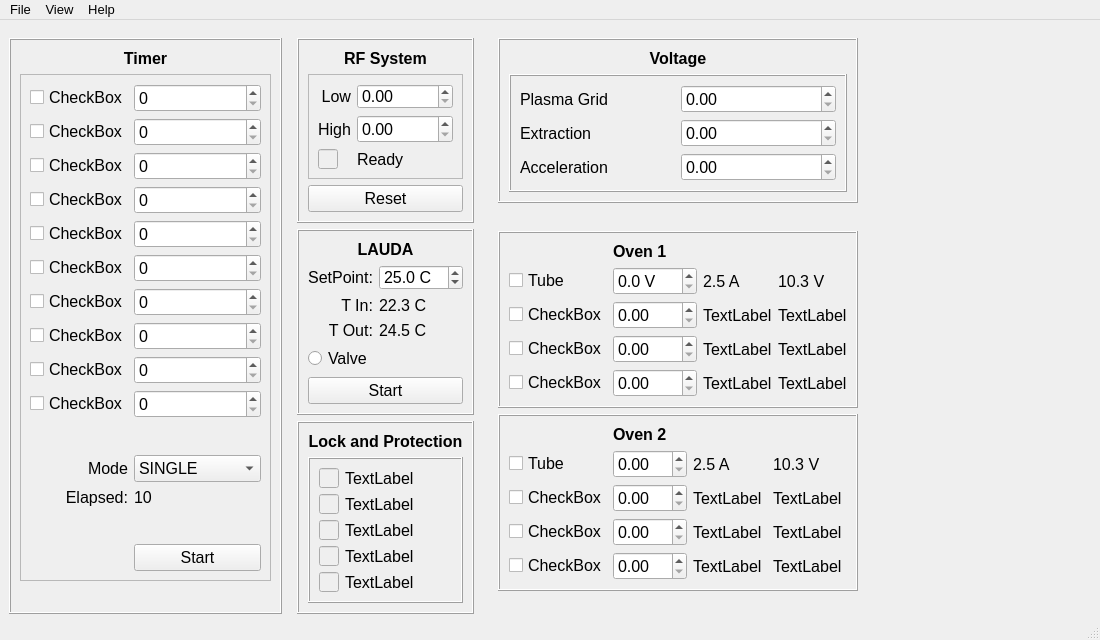
Before: the Qt Designer form PyIonSourceUI.ui in salinsalins/PyIonSourceUI, drawn with Qt 5.
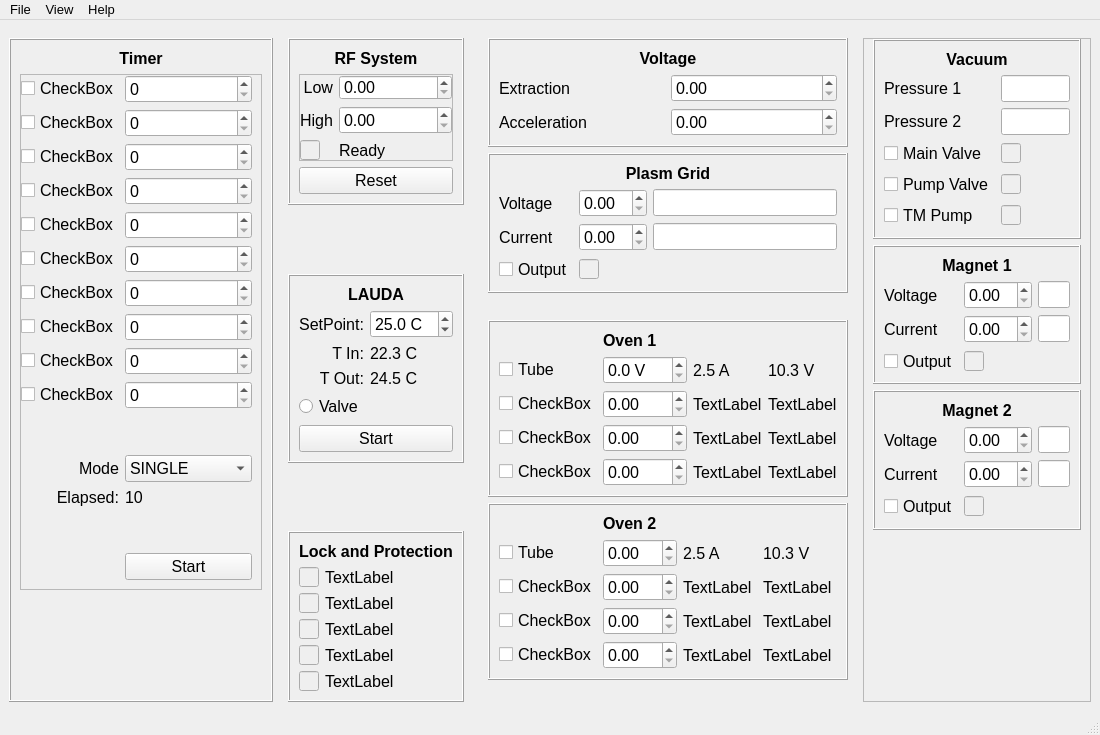
After: the same form once the commit is applied.

```diff
--- a/PyIonSourceUI.ui
+++ b/PyIonSourceUI.ui
@@ -7,7 +7,7 @@
     <x>0</x>
     <y>0</y>
     <width>1100</width>
-    <height>640</height>
+    <height>735</height>
    </rect>
   </property>
   <property name="sizePolicy">
@@ -100,6 +100,12 @@
               <enum>QFrame::Raised</enum>
              </property>
              <layout class="QGridLayout" name="gridLayout_2">
+              <property name="leftMargin">
+               <number>0</number>
+              </property>
+              <property name="topMargin">
+               <number>0</number>
+              </property>
               <item row="7" column="0">
                <widget class="QCheckBox" name="checkBox_13">
                 <property name="text">
@@ -342,6 +348,18 @@
                  <enum>QFrame::Raised</enum>
                 </property>
                 <layout class="QGridLayout" name="gridLayout_6">
+                 <property name="leftMargin">
+                  <number>0</number>
+                 </property>
+                 <property name="topMargin">
+                  <number>0</number>
+                 </property>
+                 <property name="rightMargin">
+                  <number>0</number>
+                 </property>
+                 <property name="bottomMargin">
+                  <number>0</number>
+                 </property>
                  <item row="1" column="1">
                   <widget class="QDoubleSpinBox" name="doubleSpinBox_2">
                    <property name="minimumSize">
@@ -678,12 +696,21 @@
               <item row="1" column="0">
                <widget class="QFrame" name="frame_16">
                 <property name="frameShape">
-                 <enum>QFrame::Box</enum>
+                 <enum>QFrame::NoFrame</enum>
                 </property>
                 <property name="frameShadow">
                  <enum>QFrame::Raised</enum>
                 </property>
                 <layout class="QGridLayout" name="gridLayout_10">
+                 <property name="leftMargin">
+                  <number>0</number>
+                 </property>
+                 <property name="topMargin">
+                  <number>0</number>
+                 </property>
+                 <property name="bottomMargin">
+                  <number>0</number>
+                 </property>
                  <item row="3" column="0">
                   <widget class="QLineEdit" name="lineEdit_3">
                    <property name="enabled">
@@ -987,42 +1014,169 @@
               <item>
                <widget class="QFrame" name="frame_18">
                 <property name="frameShape">
-                 <enum>QFrame::Box</enum>
+                 <enum>QFrame::NoFrame</enum>
                 </property>
                 <property name="frameShadow">
                  <enum>QFrame::Raised</enum>
                 </property>
                 <layout class="QGridLayout" name="gridLayout_4">
-                 <item row="4" column="1">
+                 <property name="leftMargin">
+                  <number>0</number>
+                 </property>
+                 <property name="topMargin">
+                  <number>0</number>
+                 </property>
+                 <property name="rightMargin">
+                  <number>0</number>
+                 </property>
+                 <property name="bottomMargin">
+                  <number>0</number>
+                 </property>
+                 <item row="3" column="1">
                   <widget class="QDoubleSpinBox" name="doubleSpinBox_14"/>
                  </item>
-                 <item row="2" column="1">
+                 <item row="1" column="1">
                   <widget class="QDoubleSpinBox" name="doubleSpinBox_13"/>
                  </item>
-                 <item row="1" column="1">
-                  <widget class="QDoubleSpinBox" name="doubleSpinBox_12"/>
-                 </item>
-                 <item row="1" column="0">
-                  <widget class="QLabel" name="label_45">
-                   <property name="text">
-                    <string>Plasma Grid</string>
-                   </property>
-                  </widget>
-                 </item>
-                 <item row="2" column="0">
-                  <widget class="QLabel" name="label_43">
-                   <property name="text">
-                    <string>Extraction</string>
-                   </property>
-                  </widget>
-                 </item>
-                 <item row="4" column="0">
+                 <item row="3" column="0">
                   <widget class="QLabel" name="label_44">
                    <property name="text">
                     <string>Acceleration</string>
                    </property>
                   </widget>
                  </item>
+                 <item row="1" column="0">
+                  <widget class="QLabel" name="label_43">
+                   <property name="text">
+                    <string>Extraction</string>
+                   </property>
+                  </widget>
+                 </item>
+                </layout>
+               </widget>
+              </item>
+             </layout>
+            </widget>
+           </item>
+           <item>
+            <widget class="QFrame" name="frame_26">
+             <property name="frameShape">
+              <enum>QFrame::Box</enum>
+             </property>
+             <property name="frameShadow">
+              <enum>QFrame::Raised</enum>
+             </property>
+             <layout class="QVBoxLayout" name="verticalLayout_16">
+              <item>
+               <widget class="QLabel" name="label_55">
+                <property name="font">
+                 <font>
+                  <weight>75</weight>
+                  <bold>true</bold>
+                 </font>
+                </property>
+                <property name="text">
+                 <string>Plasm Grid</string>
+                </property>
+                <property name="alignment">
+                 <set>Qt::AlignHCenter|Qt::AlignTop</set>
+                </property>
+               </widget>
+              </item>
+              <item>
+               <widget class="QFrame" name="frame_27">
+                <property name="frameShape">
+                 <enum>QFrame::NoFrame</enum>
+                </property>
+                <property name="frameShadow">
+                 <enum>QFrame::Raised</enum>
+                </property>
+                <layout class="QGridLayout" name="gridLayout_13">
+                 <property name="leftMargin">
+                  <number>0</number>
+                 </property>
+                 <property name="topMargin">
+                  <number>0</number>
+                 </property>
+                 <property name="rightMargin">
+                  <number>0</number>
+                 </property>
+                 <property name="bottomMargin">
+                  <number>0</number>
+                 </property>
+                 <item row="0" column="2">
+                  <widget class="QLineEdit" name="lineEdit_16"/>
+                 </item>
+                 <item row="1" column="1">
+                  <widget class="QDoubleSpinBox" name="doubleSpinBox_19"/>
+                 </item>
+                 <item row="1" column="2">
+                  <widget class="QLineEdit" name="lineEdit_17"/>
+                 </item>
+                 <item row="0" column="1">
+                  <widget class="QDoubleSpinBox" name="doubleSpinBox_20"/>
+                 </item>
+                 <item row="0" column="0">
+                  <widget class="QLabel" name="label_56">
+                   <property name="text">
+                    <string>Voltage</string>
+                   </property>
+                  </widget>
+                 </item>
+                 <item row="2" column="1">
+                  <widget class="QLineEdit" name="lineEdit_18">
+                   <property name="enabled">
+                    <bool>false</bool>
+                   </property>
+                   <property name="sizePolicy">
+                    <sizepolicy hsizetype="Fixed" vsizetype="Fixed">
+                     <horstretch>0</horstretch>
+                     <verstretch>0</verstretch>
+                    </sizepolicy>
+                   </property>
+                   <property name="minimumSize">
+                    <size>
+                     <width>20</width>
+                     <height>20</height>
+                    </size>
+                   </property>
+                   <property name="maximumSize">
+                    <size>
+                     <width>20</width>
+                     <height>20</height>
+                    </size>
+                   </property>
+                   <property name="baseSize">
+                    <size>
+                     <width>20</width>
+                     <height>20</height>
+                    </size>
+                   </property>
+                   <property name="mouseTracking">
+                    <bool>false</bool>
+                   </property>
+                   <property name="acceptDrops">
+                    <bool>false</bool>
+                   </property>
+                   <property name="text">
+                    <string/>
+                   </property>
+                  </widget>
+                 </item>
+                 <item row="2" column="0">
+                  <widget class="QCheckBox" name="checkBox_29">
+                   <property name="text">
+                    <string>Output</string>
+                   </property>
+                  </widget>
+                 </item>
+                 <item row="1" column="0">
+                  <widget class="QLabel" name="label_57">
+                   <property name="text">
+                    <string>Current</string>
+                   </property>
+                  </widget>
+                 </item>
                 </layout>
                </widget>
               </item>
@@ -1310,6 +1464,503 @@
           </layout>
          </widget>
         </item>
+        <item>
+         <widget class="QFrame" name="frame_19">
+          <property name="frameShape">
+           <enum>QFrame::StyledPanel</enum>
+          </property>
+          <property name="frameShadow">
+           <enum>QFrame::Raised</enum>
+          </property>
+          <layout class="QVBoxLayout" name="verticalLayout_15">
+           <property name="topMargin">
+            <number>0</number>
+           </property>
+           <property name="bottomMargin">
+            <number>0</number>
+           </property>
+           <item>
+            <widget class="QFrame" name="frame_20">
+             <property name="frameShape">
+              <enum>QFrame::Box</enum>
+             </property>
+             <property name="frameShadow">
+              <enum>QFrame::Raised</enum>
+             </property>
+             <layout class="QVBoxLayout" name="verticalLayout_12">
+              <item>
+               <widget class="QLabel" name="label_46">
+                <property name="font">
+                 <font>
+                  <weight>75</weight>
+                  <bold>true</bold>
+                 </font>
+                </property>
+                <property name="text">
+                 <string>Vacuum</string>
+                </property>
+                <property name="alignment">
+                 <set>Qt::AlignHCenter|Qt::AlignTop</set>
+                </property>
+               </widget>
+              </item>
+              <item>
+               <widget class="QFrame" name="frame_21">
+                <property name="frameShape">
+                 <enum>QFrame::NoFrame</enum>
+                </property>
+                <property name="frameShadow">
+                 <enum>QFrame::Plain</enum>
+                </property>
+                <layout class="QGridLayout" name="gridLayout_8">
+                 <property name="leftMargin">
+                  <number>0</number>
+                 </property>
+                 <property name="topMargin">
+                  <number>0</number>
+                 </property>
+                 <property name="rightMargin">
+                  <number>0</number>
+                 </property>
+                 <property name="bottomMargin">
+                  <number>0</number>
+                 </property>
+                 <item row="0" column="0">
+                  <widget class="QLabel" name="label_47">
+                   <property name="text">
+                    <string>Pressure 1</string>
+                   </property>
+                  </widget>
+                 </item>
+                 <item row="0" column="1">
+                  <widget class="QLineEdit" name="lineEdit_6"/>
+                 </item>
+                 <item row="1" column="0">
+                  <widget class="QLabel" name="label_48">
+                   <property name="text">
+                    <string>Pressure 2</string>
+                   </property>
+                  </widget>
+                 </item>
+                 <item row="1" column="1">
+                  <widget class="QLineEdit" name="lineEdit_9"/>
+                 </item>
+                 <item row="2" column="0">
+                  <widget class="QCheckBox" name="checkBox_24">
+                   <property name="text">
+                    <string>Main Valve</string>
+                   </property>
+                  </widget>
+                 </item>
+                 <item row="2" column="1">
+                  <widget class="QLineEdit" name="lineEdit_7">
+                   <property name="enabled">
+                    <bool>false</bool>
+                   </property>
+                   <property name="sizePolicy">
+                    <sizepolicy hsizetype="Fixed" vsizetype="Fixed">
+                     <horstretch>0</horstretch>
+                     <verstretch>0</verstretch>
+                    </sizepolicy>
+                   </property>
+                   <property name="minimumSize">
+                    <size>
+                     <width>20</width>
+                     <height>20</height>
+                    </size>
+                   </property>
+                   <property name="maximumSize">
+                    <size>
+                     <width>20</width>
+                     <height>20</height>
+                    </size>
+                   </property>
+                   <property name="baseSize">
+                    <size>
+                     <width>20</width>
+                     <height>20</height>
+                    </size>
+                   </property>
+                   <property name="mouseTracking">
+                    <bool>false</bool>
+                   </property>
+                   <property name="acceptDrops">
+                    <bool>false</bool>
+                   </property>
+                   <property name="text">
+                    <string/>
+                   </property>
+                  </widget>
+                 </item>
+                 <item row="3" column="0">
+                  <widget class="QCheckBox" name="checkBox_25">
+                   <property name="text">
+                    <string>Pump Valve</string>
+                   </property>
+                  </widget>
+                 </item>
+                 <item row="3" column="1">
+                  <widget class="QLineEdit" name="lineEdit_19">
+                   <property name="enabled">
+                    <bool>false</bool>
+                   </property>
+                   <property name="sizePolicy">
+                    <sizepolicy hsizetype="Fixed" vsizetype="Fixed">
+                     <horstretch>0</horstretch>
+                     <verstretch>0</verstretch>
+                    </sizepolicy>
+                   </property>
+                   <property name="minimumSize">
+                    <size>
+                     <width>20</width>
+                     <height>20</height>
+                    </size>
+                   </property>
+                   <property name="maximumSize">
+                    <size>
+                     <width>20</width>
+                     <height>20</height>
+                    </size>
+                   </property>
+                   <property name="baseSize">
+                    <size>
+                     <width>20</width>
+                     <height>20</height>
+                    </size>
+                   </property>
+                   <property name="mouseTracking">
+                    <bool>false</bool>
+                   </property>
+                   <property name="acceptDrops">
+                    <bool>false</bool>
+                   </property>
+                   <property name="text">
+                    <string/>
+                   </property>
+                  </widget>
+                 </item>
+                 <item row="4" column="0">
+                  <widget class="QCheckBox" name="checkBox_26">
+                   <property name="text">
+                    <string>TM Pump</string>
+                   </property>
+                  </widget>
+                 </item>
+                 <item row="4" column="1">
+                  <widget class="QLineEdit" name="lineEdit_20">
+                   <property name="enabled">
+                    <bool>false</bool>
+                   </property>
+                   <property name="sizePolicy">
+                    <sizepolicy hsizetype="Fixed" vsizetype="Fixed">
+                     <horstretch>0</horstretch>
+                     <verstretch>0</verstretch>
+                    </sizepolicy>
+                   </property>
+                   <property name="minimumSize">
+                    <size>
+                     <width>20</width>
+                     <height>20</height>
+                    </size>
+                   </property>
+                   <property name="maximumSize">
+                    <size>
+                     <width>20</width>
+                     <height>20</height>
+                    </size>
+                   </property>
+                   <property name="baseSize">
+                    <size>
+                     <width>20</width>
+                     <height>20</height>
+                    </size>
+                   </property>
+                   <property name="mouseTracking">
+                    <bool>false</bool>
+                   </property>
+                   <property name="acceptDrops">
+                    <bool>false</bool>
+                   </property>
+                   <property name="text">
+                    <string/>
+                   </property>
+                  </widget>
+                 </item>
+                </layout>
+               </widget>
+              </item>
+             </layout>
+            </widget>
+           </item>
+           <item>
+            <widget class="QFrame" name="frame_24">
+             <property name="frameShape">
+              <enum>QFrame::Box</enum>
+             </property>
+             <property name="frameShadow">
+              <enum>QFrame::Raised</enum>
+             </property>
+             <layout class="QVBoxLayout" name="verticalLayout_14">
+              <property name="bottomMargin">
+               <number>8</number>
+              </property>
+              <item>
+               <widget class="QLabel" name="label_52">
+                <property name="font">
+                 <font>
+                  <weight>75</weight>
+                  <bold>true</bold>
+                 </font>
+                </property>
+                <property name="text">
+                 <string>Magnet 1</string>
+                </property>
+                <property name="alignment">
+                 <set>Qt::AlignHCenter|Qt::AlignTop</set>
+                </property>
+               </widget>
+              </item>
+              <item>
+               <widget class="QFrame" name="frame_25">
+                <property name="frameShape">
+                 <enum>QFrame::NoFrame</enum>
+                </property>
+                <property name="frameShadow">
+                 <enum>QFrame::Raised</enum>
+                </property>
+                <layout class="QGridLayout" name="gridLayout_12">
+                 <property name="leftMargin">
+                  <number>0</number>
+                 </property>
+                 <property name="topMargin">
+                  <number>0</number>
+                 </property>
+                 <property name="rightMargin">
+                  <number>0</number>
+                 </property>
+                 <property name="bottomMargin">
+                  <number>0</number>
+                 </property>
+                 <item row="0" column="2">
+                  <widget class="QLineEdit" name="lineEdit_13"/>
+                 </item>
+                 <item row="1" column="1">
+                  <widget class="QDoubleSpinBox" name="doubleSpinBox_17"/>
+                 </item>
+                 <item row="1" column="2">
+                  <widget class="QLineEdit" name="lineEdit_14"/>
+                 </item>
+                 <item row="0" column="1">
+                  <widget class="QDoubleSpinBox" name="doubleSpinBox_18"/>
+                 </item>
+                 <item row="0" column="0">
+                  <widget class="QLabel" name="label_53">
+                   <property name="text">
+                    <string>Voltage</string>
+                   </property>
+                  </widget>
+                 </item>
+                 <item row="2" column="1">
+                  <widget class="QLineEdit" name="lineEdit_15">
+                   <property name="enabled">
+                    <bool>false</bool>
+                   </property>
+                   <property name="sizePolicy">
+                    <sizepolicy hsizetype="Fixed" vsizetype="Fixed">
+                     <horstretch>0</horstretch>
+                     <verstretch>0</verstretch>
+                    </sizepolicy>
+                   </property>
+                   <property name="minimumSize">
+                    <size>
+                     <width>20</width>
+                     <height>20</height>
+                    </size>
+                   </property>
+                   <property name="maximumSize">
+                    <size>
+                     <width>20</width>
+                     <height>20</height>
+                    </size>
+                   </property>
+                   <property name="baseSize">
+                    <size>
+                     <width>20</width>
+                     <height>20</height>
+                    </size>
+                   </property>
+                   <property name="mouseTracking">
+                    <bool>false</bool>
+                   </property>
+                   <property name="acceptDrops">
+                    <bool>false</bool>
+                   </property>
+                   <property name="text">
+                    <string/>
+                   </property>
+                  </widget>
+                 </item>
+                 <item row="2" column="0">
+                  <widget class="QCheckBox" name="checkBox_28">
+                   <property name="text">
+                    <string>Output</string>
+                   </property>
+                  </widget>
+                 </item>
+                 <item row="1" column="0">
+                  <widget class="QLabel" name="label_54">
+                   <property name="text">
+                    <string>Current</string>
+                   </property>
+                  </widget>
+                 </item>
+                </layout>
+               </widget>
+              </item>
+             </layout>
+            </widget>
+           </item>
+           <item>
+            <widget class="QFrame" name="frame_22">
+             <property name="frameShape">
+              <enum>QFrame::Box</enum>
+             </property>
+             <property name="frameShadow">
+              <enum>QFrame::Raised</enum>
+             </property>
+             <layout class="QVBoxLayout" name="verticalLayout_13">
+              <item>
+               <widget class="QLabel" name="label_49">
+                <property name="font">
+                 <font>
+                  <weight>75</weight>
+                  <bold>true</bold>
+                 </font>
+                </property>
+                <property name="text">
+                 <string>Magnet 2</string>
+                </property>
+                <property name="alignment">
+                 <set>Qt::AlignHCenter|Qt::AlignTop</set>
+                </property>
+               </widget>
+              </item>
+              <item>
+               <widget class="QFrame" name="frame_23">
+                <property name="frameShape">
+                 <enum>QFrame::NoFrame</enum>
+                </property>
+                <property name="frameShadow">
+                 <enum>QFrame::Raised</enum>
+                </property>
+                <layout class="QGridLayout" name="gridLayout_11">
+                 <property name="leftMargin">
+                  <number>0</number>
+                 </property>
+                 <property name="topMargin">
+                  <number>0</number>
+                 </property>
+                 <property name="rightMargin">
+                  <number>0</number>
+                 </property>
+                 <property name="bottomMargin">
+                  <number>0</number>
+                 </property>
+                 <item row="0" column="2">
+                  <widget class="QLineEdit" name="lineEdit_10"/>
+                 </item>
+                 <item row="1" column="1">
+                  <widget class="QDoubleSpinBox" name="doubleSpinBox_16"/>
+                 </item>
+                 <item row="1" column="2">
+                  <widget class="QLineEdit" name="lineEdit_12"/>
+                 </item>
+                 <item row="0" column="1">
+                  <widget class="QDoubleSpinBox" name="doubleSpinBox_15"/>
+                 </item>
+                 <item row="0" column="0">
+                  <widget class="QLabel" name="label_50">
+                   <property name="text">
+                    <string>Voltage</string>
+                   </property>
+                  </widget>
+                 </item>
+                 <item row="2" column="1">
+                  <widget class="QLineEdit" name="lineEdit_11">
+                   <property name="enabled">
+                    <bool>false</bool>
+                   </property>
+                   <property name="sizePolicy">
+                    <sizepolicy hsizetype="Fixed" vsizetype="Fixed">
+                     <horstretch>0</horstretch>
+                     <verstretch>0</verstretch>
+                    </sizepolicy>
+                   </property>
+                   <property name="minimumSize">
+                    <size>
+                     <width>20</width>
+                     <height>20</height>
+                    </size>
+                   </property>
+                   <property name="maximumSize">
+                    <size>
+                     <width>20</width>
+                     <height>20</height>
+                    </size>
+                   </property>
+                   <property name="baseSize">
+                    <size>
+                     <width>20</width>
+                     <height>20</height>
+                    </size>
+                   </property>
+                   <property name="mouseTracking">
+                    <bool>false</bool>
+                   </property>
+                   <property name="acceptDrops">
+                    <bool>false</bool>
+                   </property>
+                   <property name="text">
+                    <string/>
+                   </property>
+                  </widget>
+                 </item>
+                 <item row="2" column="0">
+                  <widget class="QCheckBox" name="checkBox_27">
+                   <property name="text">
+                    <string>Output</string>
+                   </property>
+                  </widget>
+                 </item>
+                 <item row="1" column="0">
+                  <widget class="QLabel" name="label_51">
+                   <property name="text">
+                    <string>Current</string>
+                   </property>
+                  </widget>
+                 </item>
+                </layout>
+               </widget>
+              </item>
+             </layout>
+            </widget>
+           </item>
+           <item>
+            <spacer name="verticalSpacer_10">
+             <property name="orientation">
+              <enum>Qt::Vertical</enum>
+             </property>
+             <property name="sizeHint" stdset="0">
+              <size>
+               <width>20</width>
+               <height>40</height>
+              </size>
+             </property>
+            </spacer>
+           </item>
+          </layout>
+         </widget>
+        </item>
         <item>
          <spacer name="horizontalSpacer">
           <property name="orientation">
```
Left out of the diff: 32 changed lines with no effect on the pictures.
